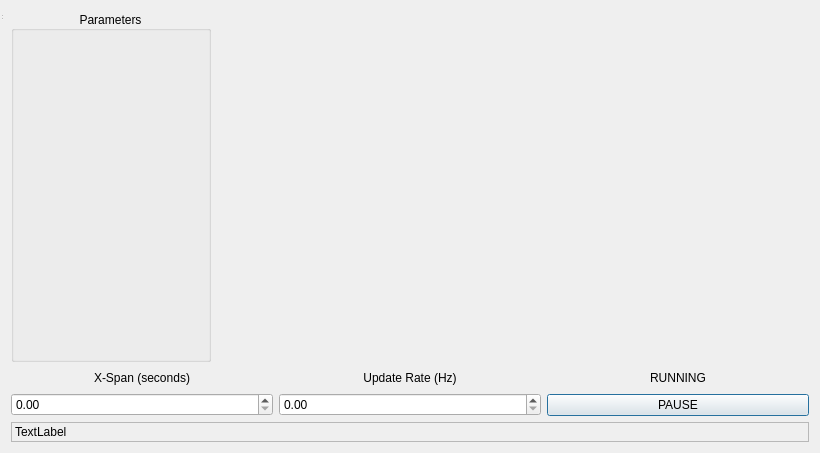
Before: the Qt Designer form src/widgets/logViewer/logviewer.ui in cap9qd/Evo-live-map, drawn with Qt 5.
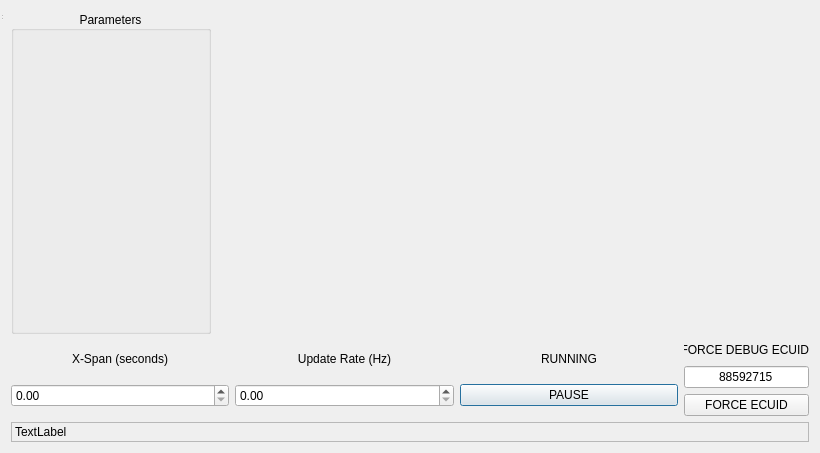
After: the same form once the commit is applied. Custom widgets are drawn as their Qt base class.

Commit message:
Changes to test logviewer without car.
Added test functions to force-read ecu_definition (get RAM_MUT) and generate test data and call logReady(...).

Patch:
```diff
--- a/src/widgets/logViewer/logviewer.ui
+++ b/src/widgets/logViewer/logviewer.ui
@@ -120,6 +120,61 @@
          </item>
         </layout>
        </item>
+       <item>
+        <layout class="QVBoxLayout" name="verticalLayout_5">
+         <item>
+          <widget class="QLabel" name="label_2">
+           <property name="maximumSize">
+            <size>
+             <width>125</width>
+             <height>20</height>
+            </size>
+           </property>
+           <property name="text">
+            <string>FORCE DEBUG ECUID:</string>
+           </property>
+           <property name="alignment">
+            <set>Qt::AlignCenter</set>
+           </property>
+          </widget>
+         </item>
+         <item>
+          <widget class="QLineEdit" name="le_ecuid">
+           <property name="minimumSize">
+            <size>
+             <width>0</width>
+             <height>0</height>
+            </size>
+           </property>
+           <property name="maximumSize">
+            <size>
+             <width>125</width>
+             <height>16777215</height>
+            </size>
+           </property>
+           <property name="text">
+            <string>88592715</string>
+           </property>
+           <property name="alignment">
+            <set>Qt::AlignCenter</set>
+           </property>
+          </widget>
+         </item>
+         <item>
+          <widget class="QPushButton" name="pb_frcEcuId">
+           <property name="maximumSize">
+            <size>
+             <width>125</width>
+             <height>16777215</height>
+            </size>
+           </property>
+           <property name="text">
+            <string>FORCE ECUID</string>
+           </property>
+          </widget>
+         </item>
+        </layout>
+       </item>
       </layout>
      </item>
     </layout>
```
The commit also changes 2 other files.
